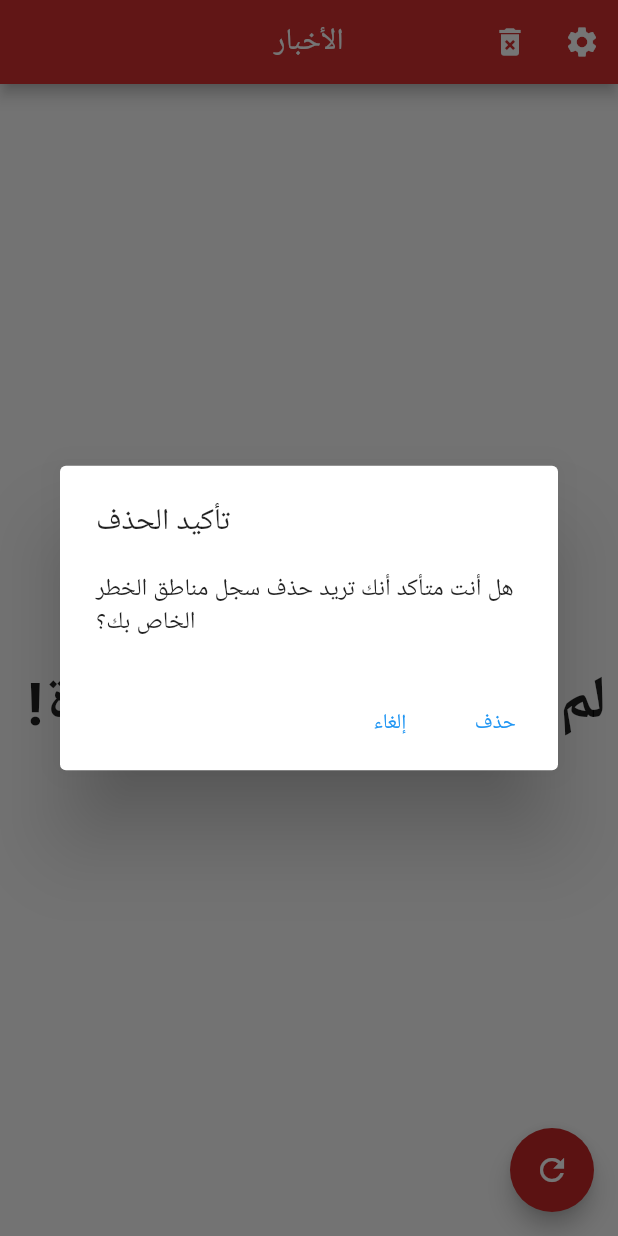
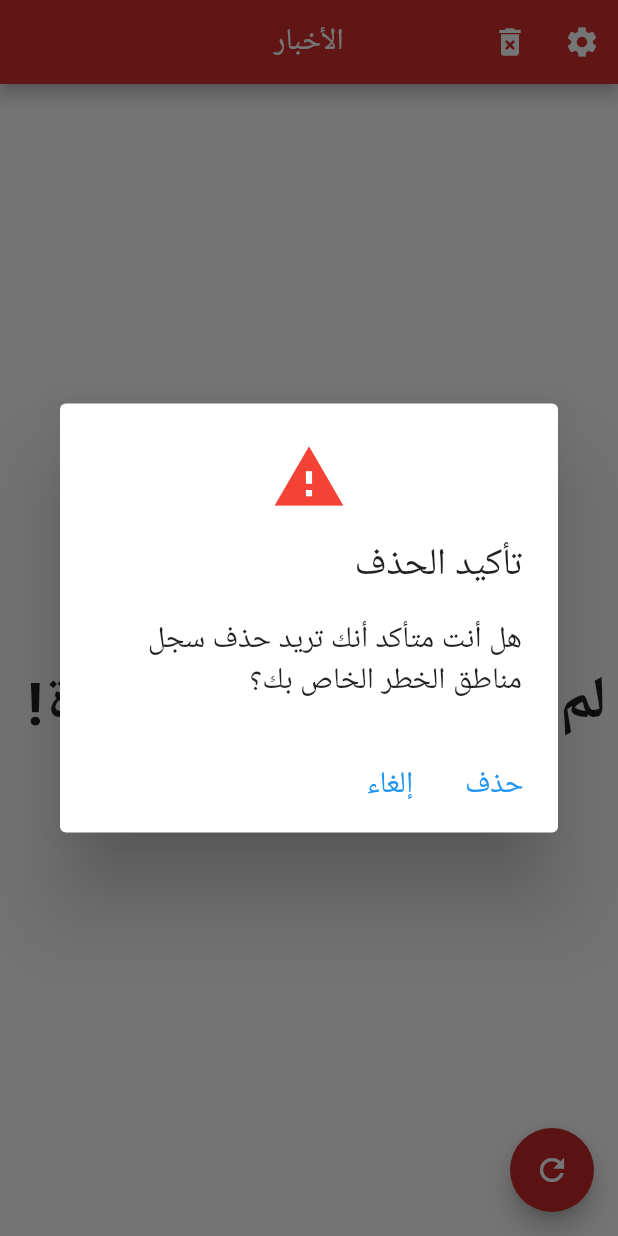
Before and after one commit to ghazi-ms/DangerZone, a Flutter app: the screen it shows after launch, after a tap on the "delete forever" icon, on a phone screen of 412 x 824 dp. Run offline on Flutter 3.47's test engine with Material 2 defaults, Android fonts, the phone set to English and light mode, and no system bars; our stand-ins replace animated_splash_screen, cloud_firestore, firebase_core, firebase_messaging, flutter_local_notifications, geolocator and 5 more; missing offline and left inert: maps_launcher, maps_toolkit, number_selection, platform_device_id; accounts and stored records are empty; network calls fail.

Commit message:
Replaced Icon with a photoshopped  image and fixed delete alignment

```diff
--- a/lib/serivces/geofence.dart
+++ b/lib/serivces/geofence.dart
@@ -638,8 +638,8 @@ class _GeofenceMapState extends State<GeofenceMap> with WidgetsBindingObserver {
         textAlign: TextAlign.right,
       )),
     );
-    // const apiEndpoint = "http://192.168.0.108:5000";
-    const apiEndpoint = "http://ghazims.pythonanywhere.com/";
+    const apiEndpoint = "http://192.168.100.62:5000";
+    //const apiEndpoint = "http://ghazims.pythonanywhere.com/";
 
     try {
       final response =
@@ -825,20 +825,25 @@ class _GeofenceMapState extends State<GeofenceMap> with WidgetsBindingObserver {
               context: context,
               builder: (BuildContext context) {
                 return AlertDialog(
-                  title: const Text("تأكيد الحذف"),
+                  icon: Icon(
+                    Icons.warning,
+                    color: Colors.red,
+                    size: 50,
+                  ),
+                  title: const Text("تأكيد الحذف", textAlign: TextAlign.right,style: TextStyle(fontSize: 25),),
                   content: const Text(
-                      "هل أنت متأكد أنك تريد حذف سجل مناطق الخطر الخاص بك؟"),
+                      "هل أنت متأكد أنك تريد حذف سجل مناطق الخطر الخاص بك؟",textAlign: TextAlign.right,style: TextStyle(fontSize: 20),),
                   actions: [
                     TextButton(
                       onPressed: () => Navigator.pop(context),
-                      child: const Text("إلغاء"),
+                      child: const Text("إلغاء",style: TextStyle(fontSize: 20),),
                     ),
                     TextButton(
                       onPressed: () {
                         clear(context);
                         Navigator.pop(context);
                       },
-                      child: const Text("حذف "),
+                      child: const Text("حذف ",style: TextStyle(fontSize: 20),),
                     ),
                   ],
                 );
@@ -886,7 +891,7 @@ class _GeofenceMapState extends State<GeofenceMap> with WidgetsBindingObserver {
                             onPressed: () {
                               Navigator.of(context).pop();
                             },
-                            child: Text("إلغاء"),
+                            child: Text("إلغاء",style: TextStyle(fontSize: 25),),
                           ),
                           TextButton(
                             onPressed: () {
```
Also changed, not shown: lib/widgets/DangerEventCard.dart (+12 -6 lines), pubspec.yaml (+4 -3 lines), images/Icon.png (added).
